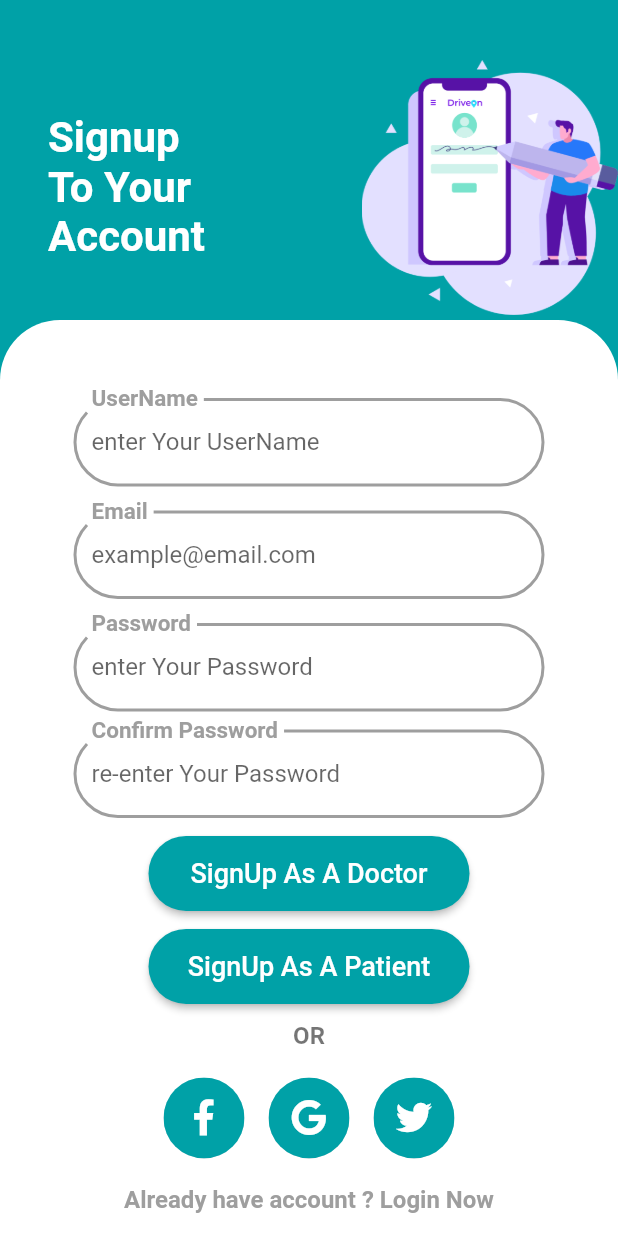
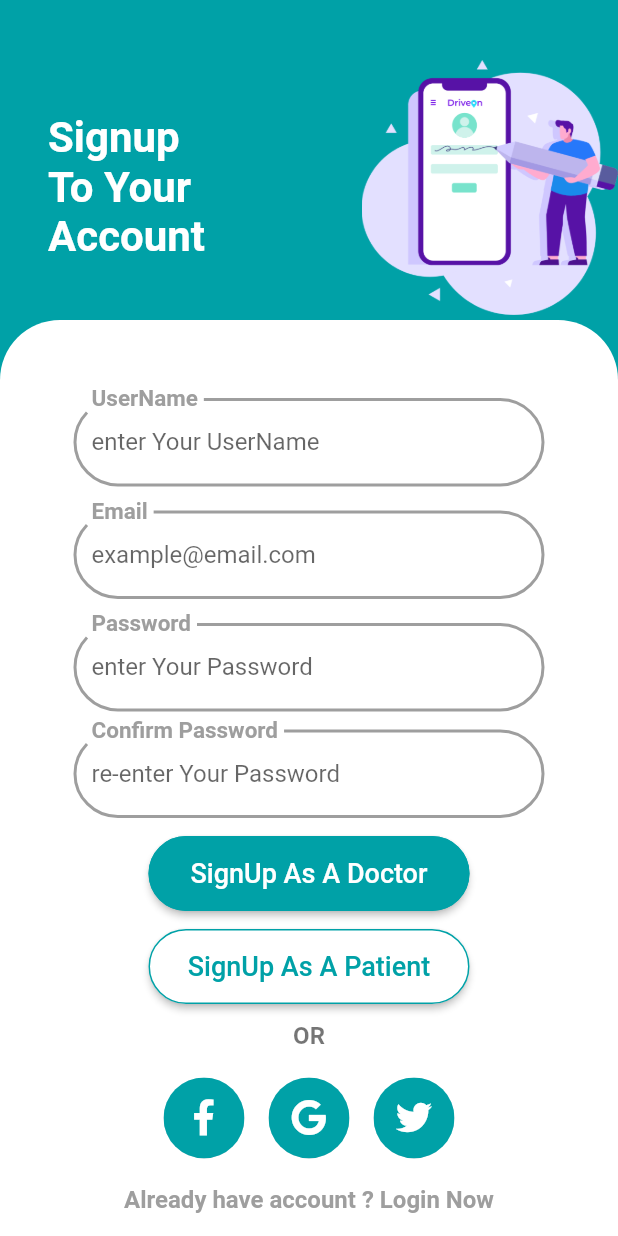
Before and after one commit to AhmedElbasha97/medicalkhealth-care, a Flutter app: the SignUp screen opened directly, on a phone screen of 412 x 824 dp. Run offline on Flutter 3.47's test engine with Material 2 defaults, Android fonts, the phone set to English and light mode, and no system bars; our stand-ins replace firebase_auth, firebase_core, font_awesome_flutter, shared_preferences; missing offline and left inert: animated_onboarding; accounts and stored records are empty; Roboto replaces fonts that are missing (Proxima).

Commit message:
Update rounderd_small_button.dart

```diff
--- a/med_app/lib/Widgets/rounderd_small_button.dart
+++ b/med_app/lib/Widgets/rounderd_small_button.dart
@@ -1,10 +1,16 @@
 import 'package:flutter/material.dart';
 import 'package:med_app/Styles/colors.dart';
+import 'package:med_app/services/auth.dart';
+import 'package:provider/provider.dart';
 
 class RoundedSmallButton extends StatelessWidget {
   final String text;
-  final navigation;
-  RoundedSmallButton({this.text, this.navigation});
+  final  password;
+  final email;
+  final String confirm_password;
+  final String username;
+  final type;
+  RoundedSmallButton({this.text, this.password,this.email,this.username,this.confirm_password,this.type});
   @override
   Widget build(BuildContext context) {
     return LayoutBuilder(builder: (context, constraints) {
@@ -14,21 +20,37 @@ class RoundedSmallButton extends StatelessWidget {
           width: constraints.maxWidth - 150,
           height: 50,
           child: RaisedButton(
-            onPressed: () {
+            onPressed: () async{
               // Navigate to the second screen using a named route.
               // Navigator.pushNamed(context, '/${this.navigation}');
-              Navigator.of(context).push(
-                  MaterialPageRoute(builder: (context) => this.navigation));
-            },
+                  switch (type){
+                    case 'login':
+                     context.read<AuthService>().signInEmail(context,email, password);
+                     break;
+                     case 'doctor':
+                       context.read<AuthService>().signUpEmail(context:context,email:email,password:password,confirmpassword:confirm_password,username:username,type:type);
+                      break;
+                    case 'user':
+                       context.read<AuthService>().signUpEmail(context:context,email:email,password:password,confirmpassword:confirm_password,username:username,type:type);
+                      break;
+                      }
+
+
+                      },
             child: Text(
               text,
               style: TextStyle(
                 fontSize: 18,
               ),
             ),
-            color: ColorsCollection.mainColor,
-            textColor: Colors.white,
+            color: (type=='doctor')? ColorsCollection.mainColor : Colors.white,
+            textColor: (type=='doctor')?   Colors.white:ColorsCollection.mainColor,
+
             shape: RoundedRectangleBorder(
+              side: BorderSide(
+              color: ColorsCollection.mainColor,
+              width: 1,
+              style: BorderStyle.solid),
               borderRadius: BorderRadius.circular(30.0),
             ),
           ),
```
